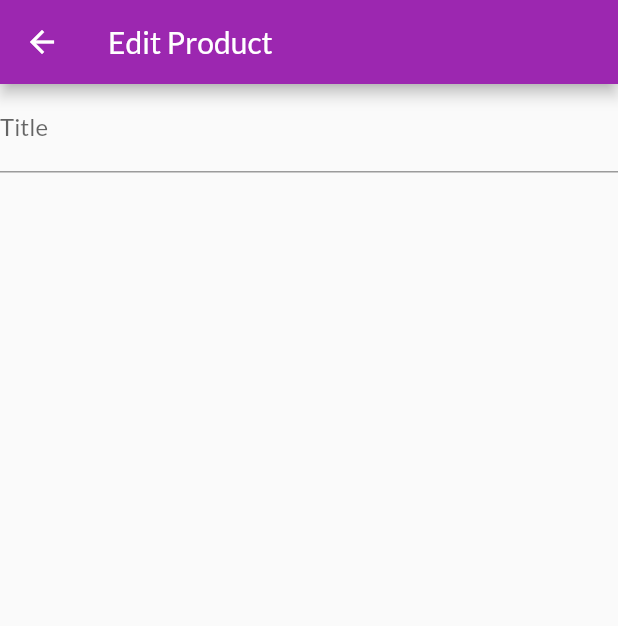
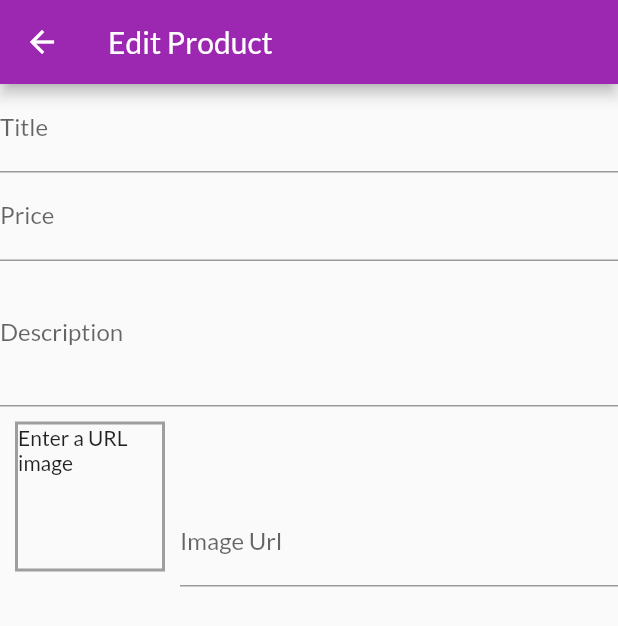
Before and after one commit to juanppl/ShopApp, a Flutter app: the EditProductPage screen opened by its route, on a phone screen of 412 x 824 dp. Shown: the top 626 px of the screen. Run offline on Flutter 3.47's test engine with Material 2 defaults, Android fonts, the phone set to English and light mode, and no system bars; network calls fail.

Commit message:
Changed the form in adding products page

```diff
--- a/lib/src/pages/edit_product_page.dart
+++ b/lib/src/pages/edit_product_page.dart
@@ -6,6 +6,35 @@ class EditProductPage extends StatefulWidget {
 }
 
 class _EditProductPageState extends State<EditProductPage> {
+  final _priceFocusNode = FocusNode();
+  final _descriptionFocusNode = FocusNode();
+  final _imageUrlController = TextEditingController();
+  final _imageUrlNode = FocusNode();
+
+  @override
+  void initState() {
+    _imageUrlNode.addListener(_updateImageUrl);
+    super.initState();
+  }
+
+  @override
+  void dispose() {
+    _imageUrlNode.removeListener(_updateImageUrl);
+    _priceFocusNode.dispose();
+    _descriptionFocusNode.dispose();
+    _imageUrlController.dispose();
+    _imageUrlNode.dispose();
+    super.dispose();
+  }
+
+  void _updateImageUrl(){
+    if(!_imageUrlNode.hasFocus){
+      setState(() {
+
+      });
+    }
+  }
+
   @override
   Widget build(BuildContext context) {
     return Scaffold(
@@ -19,6 +48,56 @@ class _EditProductPageState extends State<EditProductPage> {
               TextFormField(
                 decoration: InputDecoration(labelText: 'Title'),
                 textInputAction: TextInputAction.next,
+                onFieldSubmitted: (_) {
+                  FocusScope.of(context).requestFocus(_priceFocusNode);
+                },
+              ),
+              TextFormField(
+                decoration: InputDecoration(labelText: 'Price'),
+                textInputAction: TextInputAction.next,
+                keyboardType: TextInputType.number,
+                focusNode: _priceFocusNode,
+                onFieldSubmitted: (_) {
+                  FocusScope.of(context).requestFocus(_descriptionFocusNode);
+                },
+              ),
+              TextFormField(
+                decoration: InputDecoration(labelText: 'Description'),
+                textInputAction: TextInputAction.next,
+                maxLines: 3,
+                keyboardType: TextInputType.multiline,
+                focusNode: _descriptionFocusNode,
+              ),
+              Row(
+                crossAxisAlignment: CrossAxisAlignment.end,
+                children: <Widget>[
+                  Container(
+                    width: 100,
+                    height: 100,
+                    margin: EdgeInsets.all(10),
+                    decoration: BoxDecoration(
+                      border: Border.all(
+                        width: 2,
+                        color: Colors.grey,
+                      ),
+                    ),
+                    child: _imageUrlController.text.isEmpty
+                        ? Text('Enter a URL image')
+                        : FittedBox(
+                            child: Image.network(_imageUrlController.text),
+                            fit: BoxFit.cover,
+                          ),
+                  ),
+                  Expanded(
+                    child: TextFormField(
+                      controller: _imageUrlController,
+                      decoration: InputDecoration(labelText: 'Image Url'),
+                      keyboardType: TextInputType.url,
+                      textInputAction: TextInputAction.done,
+                      focusNode: _imageUrlNode,
+                    ),
+                  ),
+                ],
               ),
             ],
           ),
```
